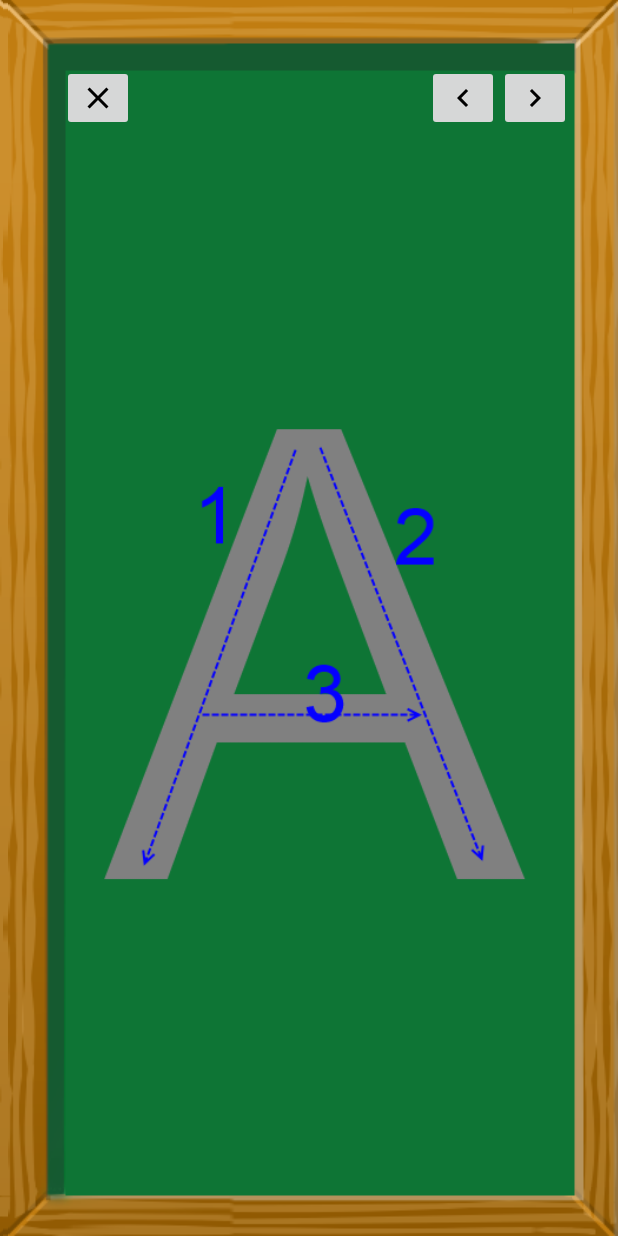
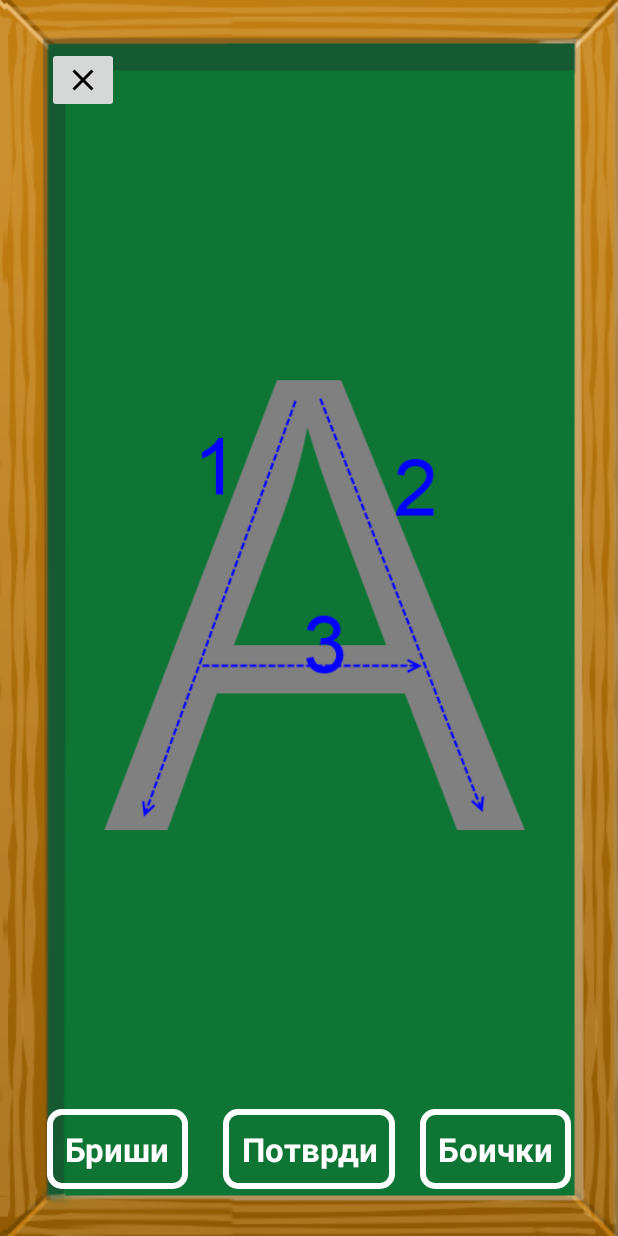
Before and after one commit to toteto/Pishuvalko, an Android app: the WritingGameActivity screen opened directly, with no data from a screen before it, after a tap on "Close board.", on a phone screen of 412 x 824 dp. Run offline under Robolectric (Android 15) with nearby library versions, the phone set to English and light mode, and no system bars.

Commit message:
Redefining writing game user interface

```diff
--- a/pishuvalko-app/src/main/java/com/jane/antonio/pishuvalko/WritingGameInterface.java
+++ b/pishuvalko-app/src/main/java/com/jane/antonio/pishuvalko/WritingGameInterface.java
@@ -2,9 +2,9 @@ package com.jane.antonio.pishuvalko;
 
 /** Interface that provides the required method for the writing game controller. */
 public interface WritingGameInterface {
-  /** Enabled/Disables the control for going to the next level. */
-  void setNextEnabled(boolean toEnable);
+  /** Enabled/Disables the control for erasing the board. */
+  void setEraseEnabled(boolean toEnable);
 
-  /** Enabled/Disables the control for going to the previous level. */
-  void setPreviousEnabled(boolean toEnable);
+  /** Close the game activity. */
+  void exit();
 }
--- a/pishuvalko-app/src/main/java/com/jane/antonio/pishuvalko/controllers/GameController.java
+++ b/pishuvalko-app/src/main/java/com/jane/antonio/pishuvalko/controllers/GameController.java
@@ -1,6 +1,7 @@
 package com.jane.antonio.pishuvalko.controllers;
 
 import android.graphics.Bitmap;
+import android.support.annotation.ColorRes;
 import android.support.annotation.IntRange;
 import android.support.annotation.NonNull;
 
@@ -49,7 +50,6 @@ public class GameController {
 
       currentCharacter = characterIterator.next();
       writingImageView.showCharacter(currentCharacter, true, true);
-      updateNavigation();
     } else {
       throw new IndexOutOfBoundsException("The provided list contains less items than the provided index");
     }
@@ -67,7 +67,6 @@ public class GameController {
       currentCharacter = characterIterator.next();
       writingImageView.showCharacter(currentCharacter, true, true);
     }
-    updateNavigation();
   }
 
   /** called from the user when he click previous. Should display the previous level. */
@@ -77,14 +76,7 @@ public class GameController {
       currentCharacter = characterIterator.previous();
       writingImageView.showCharacter(currentCharacter, true, true);
     }
-    updateNavigation();
   }
-
-  private void updateNavigation() {
-    gameInterface.setPreviousEnabled(characterIterator != null && characterIterator.hasPrevious());
-    gameInterface.setNextEnabled(characterIterator != null && characterIterator.hasNext());
-  }
-
 
   /** Called when the user click the close button. */
   public void onClose() {
@@ -98,4 +90,19 @@ public class GameController {
       throw new RuntimeException("Unable to save current solution.");
     }
   }
+
+  /** When there is a confirmation of the current showing game. */
+  public void onConfirm() {
+
+  }
+
+  /** On change of the default drawing color. */
+  public void onColorSelected(@ColorRes int color) {
+
+  }
+
+  /** On erase action. */
+  public void onErase() {
+
+  }
 }
--- a/pishuvalko-app/src/main/java/com/jane/antonio/pishuvalko/controllers/WritingGameActivity.java
+++ b/pishuvalko-app/src/main/java/com/jane/antonio/pishuvalko/controllers/WritingGameActivity.java
@@ -26,8 +26,9 @@ public class WritingGameActivity extends AppCompatActivity implements View.OnCli
   private static final String CHARACTER_INDEX_KEY = "index";
   private WritingImageView writingImageView;
   private View btnClose;
-  private View btnPrevious;
-  private View btnNext;
+  private View btnErase;
+  private View btnConfirm;
+  private View btnColors;
 
   private GameController gameController;
 
@@ -37,12 +38,11 @@ public class WritingGameActivity extends AppCompatActivity implements View.OnCli
     gameController = new GameController(this, new SolutionStorage(this));
     setContentView(R.layout.writing_game_activity);
     writingImageView = (WritingImageView) findViewById(R.id.writingImageView);
-    btnPrevious = findViewById(R.id.btn_prev_level);
-    btnNext = findViewById(R.id.btn_next_level);
     btnClose = findViewById(R.id.btn_close);
+    btnErase = findViewById(R.id.btnErase);
+    btnConfirm = findViewById(R.id.btnConfirm);
+    btnColors = findViewById(R.id.btnColors);
 
-    btnPrevious.setOnClickListener(this);
-    btnNext.setOnClickListener(this);
     btnClose.setOnClickListener(this);
   }
 
@@ -67,23 +67,29 @@ public class WritingGameActivity extends AppCompatActivity implements View.OnCli
 
   @Override
   public void onClick(View view) {
-    if (btnNext.equals(view)) {
-      gameController.onNext();
-    } else if (btnPrevious.equals(view)) {
-      gameController.onPrevious();
+    if (btnConfirm.equals(view)) {
+      gameController.onConfirm();
+    } else if (btnColors.equals(view)) {
+      showColorSelector();
     } else if (btnClose.equals(view)) {
       gameController.onClose();
+    } else if (btnErase.equals(view)) {
+      gameController.onErase();
     }
   }
 
-  @Override
-  public void setNextEnabled(boolean toEnable) {
-    btnNext.setEnabled(toEnable);
+  private void showColorSelector() {
+
   }
 
   @Override
-  public void setPreviousEnabled(boolean toEnable) {
-    btnPrevious.setEnabled(toEnable);
+  public void setEraseEnabled(boolean toEnable) {
+    btnErase.setEnabled(toEnable);
+  }
+
+  @Override
+  public void exit() {
+    finish();
   }
 
   /**
--- a/pishuvalko-app/src/main/res/layout/writing_game_activity.xml
+++ b/pishuvalko-app/src/main/res/layout/writing_game_activity.xml
@@ -7,42 +7,48 @@
   android:orientation="vertical"
   android:padding="@dimen/board_borders">
 
-  <RelativeLayout
-    android:layout_width="match_parent"
+  <ImageButton
+    android:id="@+id/btn_close"
+    android:layout_width="wrap_content"
     android:layout_height="wrap_content"
-    android:layout_marginLeft="10dp"
-    android:layout_marginTop="12dp">
-
-    <ImageButton
-      android:id="@+id/btn_close"
-      android:layout_width="wrap_content"
-      android:layout_height="wrap_content"
-      android:layout_alignParentLeft="true"
-      android:contentDescription="@string/close_board"
-      android:src="@drawable/ic_close"/>
-
-    <ImageButton
-      android:id="@+id/btn_next_level"
-      android:layout_width="wrap_content"
-      android:layout_height="wrap_content"
-      android:layout_alignParentRight="true"
-      android:contentDescription="@string/next_level"
-      android:src="@drawable/ic_right_arrow"/>
-
-    <ImageButton
-      android:id="@+id/btn_prev_level"
-      android:layout_width="wrap_content"
-      android:layout_height="wrap_content"
-      android:layout_gravity="right"
-      android:layout_toLeftOf="@+id/btn_next_level"
-      android:layout_toStartOf="@+id/btn_next_level"
-      android:contentDescription="@string/previous_level"
-      android:src="@drawable/ic_left_arrow"/>
-  </RelativeLayout>
+    android:contentDescription="@string/close_board"
+    android:src="@drawable/ic_close"/>
 
   <com.jane.antonio.pishuvalko.views.WritingImageView
     android:id="@+id/writingImageView"
     android:layout_width="match_parent"
-    android:layout_height="match_parent"
+    android:layout_height="0dp"
+    android:layout_weight="1"
     android:padding="20dp"/>
+
+  <RelativeLayout
+    android:layout_width="match_parent"
+    android:layout_height="wrap_content">
+
+    <Button
+      android:id="@+id/btnErase"
+      android:layout_width="wrap_content"
+      android:layout_height="wrap_content"
+      android:filterTouchesWhenObscured="true"
+      android:text="Бриши"/>
+
+    <Button
+      android:id="@+id/btnConfirm"
+      android:layout_width="wrap_content"
+      android:layout_height="wrap_content"
+      android:layout_alignParentTop="true"
+      android:layout_centerHorizontal="true"
+      android:filterTouchesWhenObscured="true"
+      android:text="Потврди"/>
+
+    <Button
+      android:id="@+id/btnColors"
+      android:layout_width="wrap_content"
+      android:layout_height="wrap_content"
+      android:layout_alignParentEnd="true"
+      android:layout_alignParentTop="true"
+      android:filterTouchesWhenObscured="true"
+      android:text="Боички"/>
+
+  </RelativeLayout>
 </LinearLayout>
```
